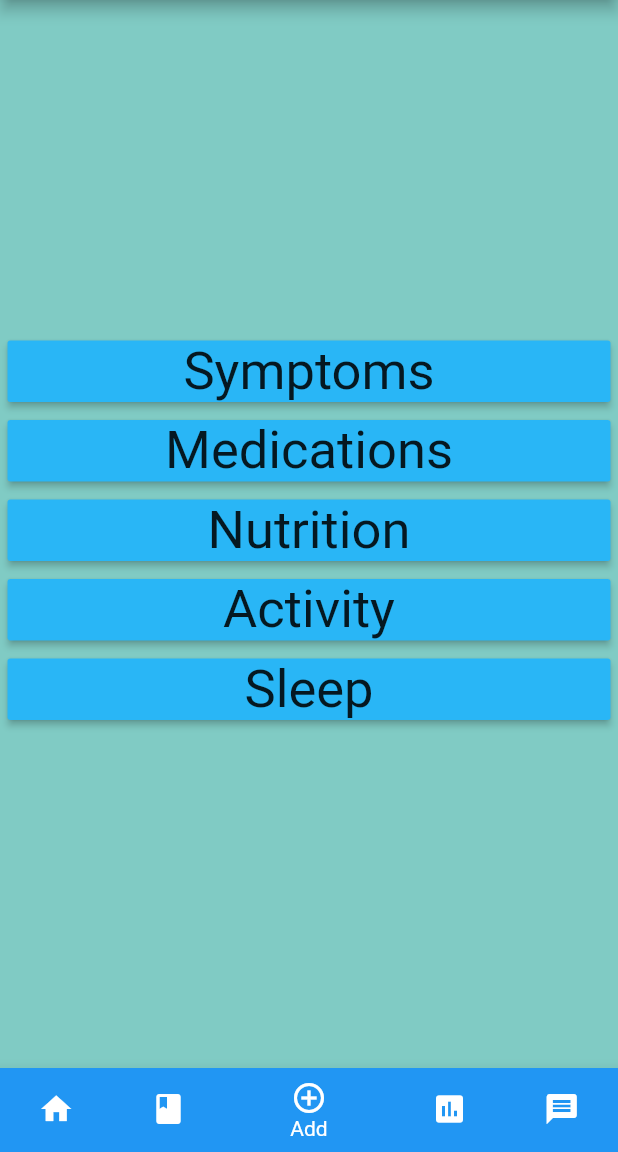
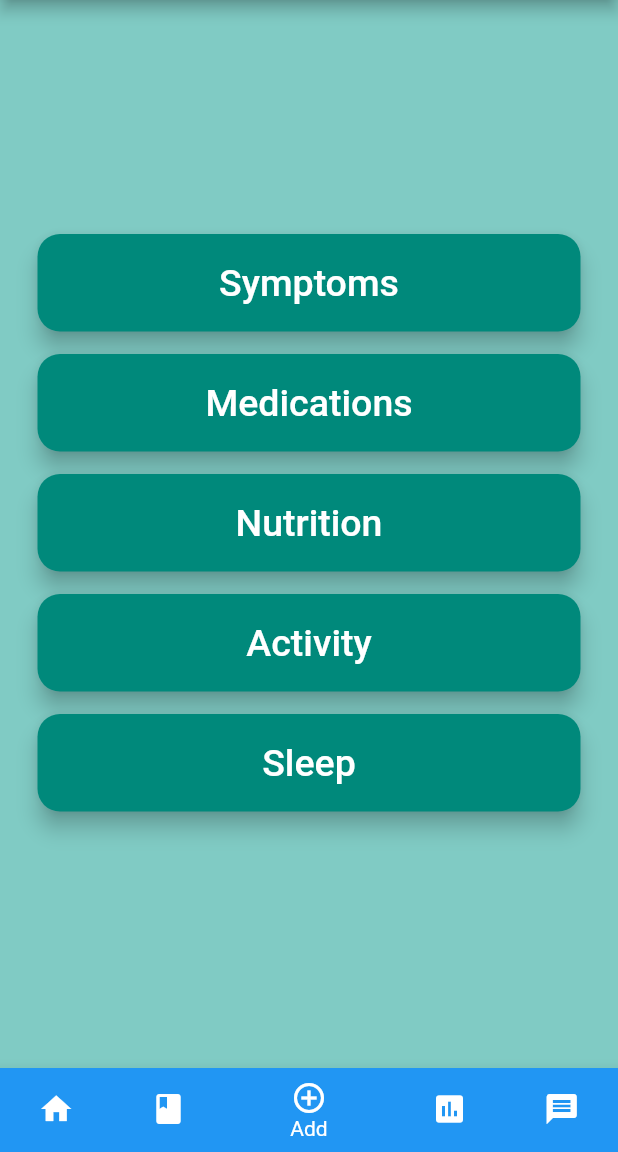
Before and after one commit to RaiMunoz/Cancer_patient_symptom_app, a Flutter app: the screen it shows after launch, item 3 of the bottom bar chosen, on a phone screen of 412 x 824 dp, the part 84-1236 px from its top. Run offline on Flutter 3.47's test engine with Material 2 defaults, Android fonts, the phone set to English and light mode, and no system bars.

Commit message:
Change formatting of diary page

```diff
--- a/vita/lib/home_widget.dart
+++ b/vita/lib/home_widget.dart
@@ -27,6 +27,31 @@ class HighlightReminder extends StatelessWidget {
         onPressed: null,
       ),
       padding: EdgeInsets.symmetric(horizontal: 5),
+    );
+  }
+}
+
+class DiaryButton extends StatelessWidget {
+  final String title;
+  final VoidCallback action;
+
+  DiaryButton(this.title, this.action);
+
+  @override
+  Widget build(context) {
+    return Container(
+        padding: const EdgeInsets.only(bottom: 15.0),
+        height: 80.0,
+        child: RaisedButton(
+          child: Text(title,
+            //style: DefaultTextStyle.of(context).style.apply(fontSizeFactor: 2.5),
+            style: TextStyle(fontSize: 25.0, color: Colors.white),
+          ),
+          shape: RoundedRectangleBorder(borderRadius: new BorderRadius.circular(15.0)),
+          color: Colors.teal[600],
+          elevation: 6.0,
+          onPressed: (){},
+        )
     );
   }
 }
@@ -168,7 +193,7 @@ class AddInformation extends StatelessWidget {
   @override
   Widget build(BuildContext context) {
     return Container(
-      padding: const EdgeInsets.all(5.0),
+      padding: const EdgeInsets.symmetric(horizontal: 25.0),
       color: Colors.teal[200],
       child: Row(
         crossAxisAlignment: CrossAxisAlignment.center,
@@ -179,63 +204,22 @@ class AddInformation extends StatelessWidget {
               mainAxisSize: MainAxisSize.max,
               mainAxisAlignment: MainAxisAlignment.center,
               children: [
-                Container(
-                    padding: const EdgeInsets.only(bottom: 5.0),
-                    child: RaisedButton(
-                      child: Text("Symptoms",
-                          style: DefaultTextStyle.of(context).style.apply(fontSizeFactor: 2.5)
-                      ),
-                      color: Colors.lightBlue[400],
-                      onPressed: (){Navigator.push(
-                        context, MaterialPageRoute(builder: (context) => AddSymptomsWidget()),
-                      );
-                      },
-                    )
-                ),
-                Container(
-                    padding: const EdgeInsets.only(bottom: 5.0),
-                    child: RaisedButton(
-                      child: Text("Medications",
-                          style: DefaultTextStyle.of(context).style.apply(fontSizeFactor: 2.5)
-                      ),
-                      color: Colors.lightBlue[400],
-                      onPressed: (){Navigator.push(
-                        context, MaterialPageRoute(builder: (context) => AddMedicationsWidget()),
-                      );}
-                    )
-                ),
-                Container(
-                    padding: const EdgeInsets.only(bottom: 5.0),
-                    child: RaisedButton(
-                      child: Text("Nutrition",
-                          style: DefaultTextStyle.of(context).style.apply(fontSizeFactor: 2.5)
-                      ),
-                      color: Colors.lightBlue[400],
-                      onPressed: (){},
-                    )
-                ),
-                Container(
-                    padding: const EdgeInsets.only(bottom: 5.0),
-                    child: RaisedButton(
-                      child: Text("Activity",
-                          style: DefaultTextStyle.of(context).style.apply(fontSizeFactor: 2.5)
-                      ),
-                      color: Colors.lightBlue[400],
-                      onPressed: (){},
-                    )
-                ),
-                Container(
-                    padding: const EdgeInsets.only(bottom: 5.0),
-                    child: RaisedButton(
-                      child: Text("Sleep",
-                          style: DefaultTextStyle.of(context).style.apply(fontSizeFactor: 2.5)
-                      ),
-                      color: Colors.lightBlue[400],
-                      onPressed: (){Navigator.push(
-                        context, MaterialPageRoute(builder: (context) => AddSleepWidget()),
-                      );}
-                    )
-                ),
+                DiaryButton('Symptoms', (){Navigator.push(
+                  context, MaterialPageRoute(builder: (context) => AddSymptomsWidget()),
+                );
+                },),
+
+                DiaryButton('Medications', (){Navigator.push(
+                  context, MaterialPageRoute(builder: (context) => AddMedicationsWidget()),
+                );}),
+
+                DiaryButton('Nutrition', () {}),
+
+                DiaryButton('Activity', () {}),
+
+                DiaryButton('Sleep', (){Navigator.push(
+                  context, MaterialPageRoute(builder: (context) => AddSleepWidget()),
+                );}),
               ],
             ),
           )
```
